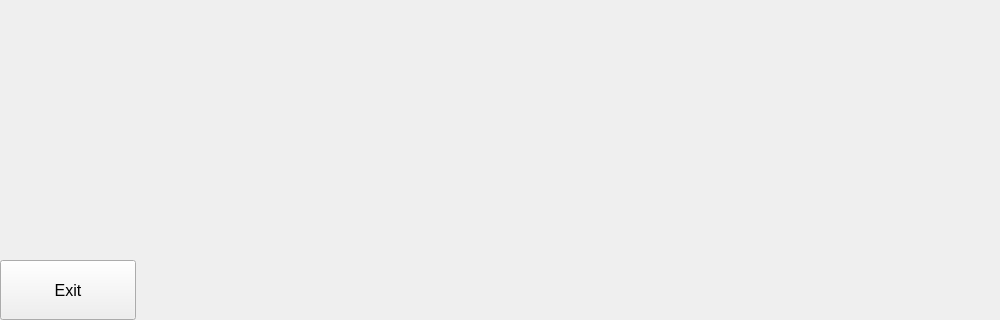
Before: the Qt Designer form widgets/main.ui in xli7654321/Neo-CYPi, drawn with Qt 5; both pictures show x 0 to 1000 and y 347 to 667 of the 1000 by 667 pixel window.
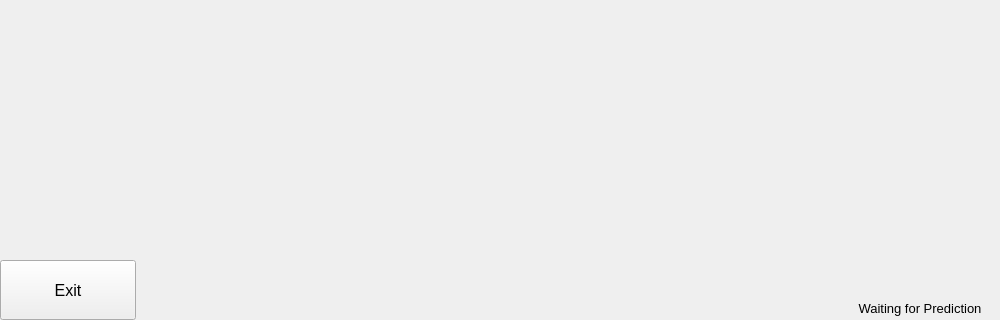
After: the same form once the commit is applied. Icons and pictures are not drawn.

The edit to the form file:
```diff
--- a/widgets/main.ui
+++ b/widgets/main.ui
@@ -281,9 +281,92 @@
       <property name="font">
        <font>
         <family>Segoe UI</family>
-        <pointsize>11</pointsize>
+        <pointsize>10</pointsize>
        </font>
       </property>
+      <layout class="QHBoxLayout" name="horizontalLayout">
+       <property name="spacing">
+        <number>3</number>
+       </property>
+       <property name="leftMargin">
+        <number>0</number>
+       </property>
+       <property name="topMargin">
+        <number>1</number>
+       </property>
+       <property name="rightMargin">
+        <number>15</number>
+       </property>
+       <property name="bottomMargin">
+        <number>0</number>
+       </property>
+       <item>
+        <spacer name="horizontalSpacer">
+         <property name="orientation">
+          <enum>Qt::Horizontal</enum>
+         </property>
+         <property name="sizeType">
+          <enum>QSizePolicy::Expanding</enum>
+         </property>
+         <property name="sizeHint" stdset="0">
+          <size>
+           <width>690</width>
+           <height>1</height>
+          </size>
+         </property>
+        </spacer>
+       </item>
+       <item>
+        <widget class="QWidget" name="loading_widget" native="true">
+         <property name="sizePolicy">
+          <sizepolicy hsizetype="Fixed" vsizetype="Fixed">
+           <horstretch>0</horstretch>
+           <verstretch>0</verstretch>
+          </sizepolicy>
+         </property>
+         <property name="minimumSize">
+          <size>
+           <width>20</width>
+           <height>20</height>
+          </size>
+         </property>
+         <property name="maximumSize">
+          <size>
+           <width>20</width>
+           <height>20</height>
+          </size>
+         </property>
+        </widget>
+       </item>
+       <item>
+        <widget class="QLabel" name="status_label">
+         <property name="sizePolicy">
+          <sizepolicy hsizetype="Fixed" vsizetype="Fixed">
+           <horstretch>0</horstretch>
+           <verstretch>0</verstretch>
+          </sizepolicy>
+         </property>
+         <property name="minimumSize">
+          <size>
+           <width>130</width>
+           <height>24</height>
+          </size>
+         </property>
+         <property name="maximumSize">
+          <size>
+           <width>130</width>
+           <height>24</height>
+          </size>
+         </property>
+         <property name="text">
+          <string>Waiting for Prediction</string>
+         </property>
+         <property name="alignment">
+          <set>Qt::AlignCenter</set>
+         </property>
+        </widget>
+       </item>
+      </layout>
      </widget>
     </item>
     <item row="0" column="0" rowspan="2">
```
